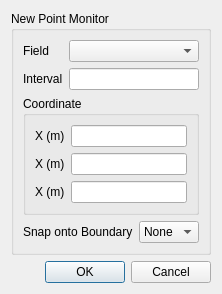
First picture: the form in view/solution/monitors/point_dialog.ui, repository nextfoam/baram, before the edit.
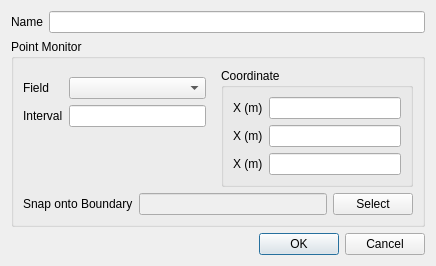
Second picture: the form after the edit.

The edit to the form file:
```diff
--- a/view/solution/monitors/point_dialog.ui
+++ b/view/solution/monitors/point_dialog.ui
@@ -6,34 +6,77 @@
    <rect>
     <x>0</x>
     <y>0</y>
-    <width>211</width>
-    <height>282</height>
+    <width>436</width>
+    <height>256</height>
    </rect>
   </property>
   <property name="windowTitle">
    <string>Point Monitor</string>
   </property>
   <layout class="QVBoxLayout" name="verticalLayout_2">
+   <item>
+    <widget class="QWidget" name="nameWidget" native="true">
+     <layout class="QFormLayout" name="formLayout_8">
+      <property name="leftMargin">
+       <number>0</number>
+      </property>
+      <property name="topMargin">
+       <number>0</number>
+      </property>
+      <property name="rightMargin">
+       <number>0</number>
+      </property>
+      <property name="bottomMargin">
+       <number>0</number>
+      </property>
+      <item row="0" column="0">
+       <widget class="QLabel" name="label_1">
+        <property name="text">
+         <string>Name</string>
+        </property>
+       </widget>
+      </item>
+      <item row="0" column="1">
+       <widget class="QLineEdit" name="name"/>
+      </item>
+     </layout>
+    </widget>
+   </item>
    <item>
     <widget class="QGroupBox" name="groupBox">
      <property name="title">
-      <string>New Point Monitor</string>
+      <string>Point Monitor</string>
      </property>
      <layout class="QVBoxLayout" name="verticalLayout">
       <item>
+       <widget class="QWidget" name="widget" native="true">
+        <layout class="QHBoxLayout" name="horizontalLayout_2">
+         <property name="leftMargin">
+          <number>0</number>
+         </property>
+         <property name="topMargin">
+          <number>0</number>
+         </property>
+         <property name="rightMargin">
+          <number>0</number>
+         </property>
+         <property name="bottomMargin">
+          <number>0</number>
+         </property>
+         <item>
        <widget class="QWidget" name="propeties" native="true">
         <layout class="QFormLayout" name="formLayout">
          <property name="leftMargin">
           <number>0</number>
          </property>
          <property name="topMargin">
-          <number>0</number>
+             <number>9</number>
          </property>
          <property name="rightMargin">
-          <number>0</number>
+             <number>9</number>
          </property>
          <property name="bottomMargin">
-          <number>0</number>
+             <number>9</number>
          </property>
          <item row="0" column="0">
           <widget class="QLabel" name="label">
@@ -97,9 +140,12 @@
         </layout>
        </widget>
       </item>
+        </layout>
+       </widget>
+      </item>
       <item>
        <widget class="QWidget" name="widget_2" native="true">
-        <layout class="QFormLayout" name="formLayout_3">
+        <layout class="QHBoxLayout" name="horizontalLayout">
          <property name="leftMargin">
           <number>0</number>
          </property>
@@ -112,20 +158,25 @@
          <property name="bottomMargin">
           <number>0</number>
          </property>
-         <item row="0" column="0">
+         <item>
           <widget class="QLabel" name="label_6">
            <property name="text">
             <string>Snap onto Boundary</string>
            </property>
           </widget>
          </item>
-         <item row="0" column="1">
-          <widget class="QComboBox" name="snapOntoBoundary">
            <item>
-            <property name="text">
-             <string>None</string>
-            </property>
-           </item>
+          <widget class="QLineEdit" name="snapOntoBoundary">
+           <property name="enabled">
+            <bool>false</bool>
+           </property>
+          </widget>
+         </item>
+         <item>
+          <widget class="QPushButton" name="select">
+           <property name="text">
+            <string>Select</string>
+           </property>
           </widget>
          </item>
         </layout>
```
Lines whose indentation alone changed are shown as unchanged.
